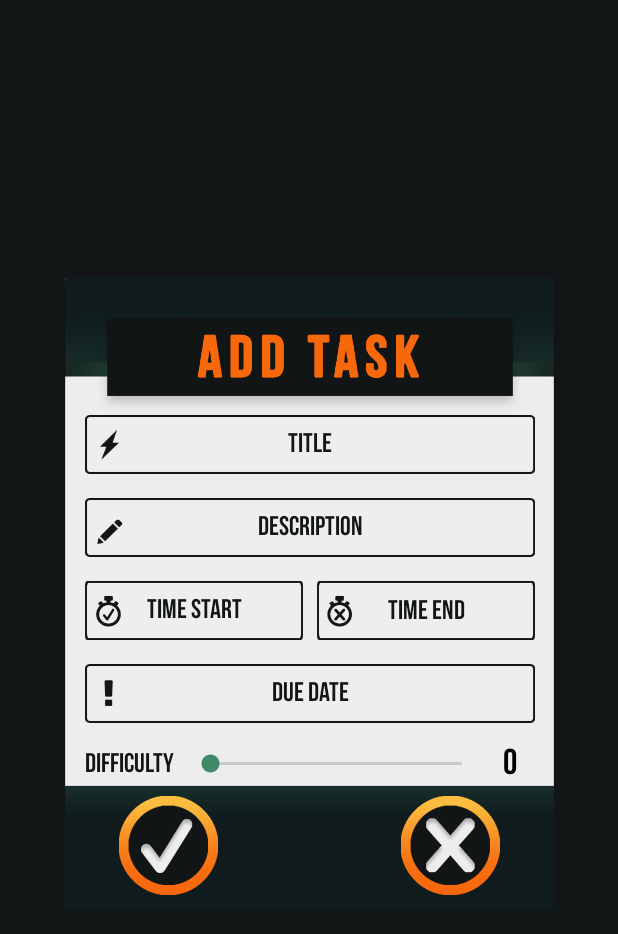
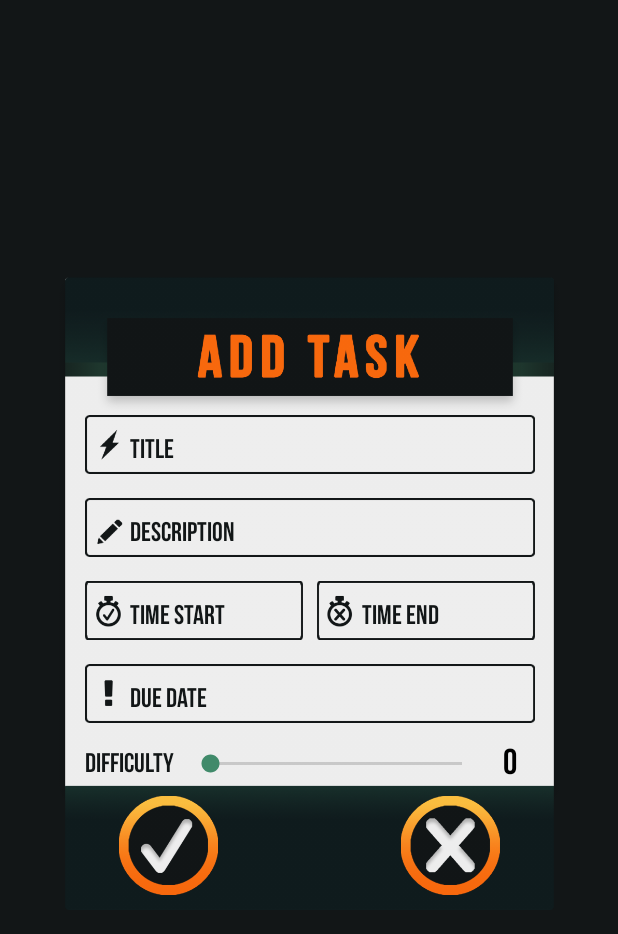
Before and after one commit to jeremysantillan/RPLIFE, an Android app: the AddTask screen opened directly, with no data from a screen before it, on a phone screen of 412 x 824 dp. Shown: the top 934 px of the screen. Run offline under Robolectric (Android 15) with nearby library versions, the light colour scheme and no system bars.

```diff
--- a/app/src/main/AndroidManifest.xml
+++ b/app/src/main/AndroidManifest.xml
@@ -4,7 +4,7 @@
 
     <application
         android:allowBackup="true"
-        android:icon="@drawable/rplifelogo"
+        android:icon="@drawable/logo_rp_life"
         android:label="@string/app_name"
         android:largeHeap="true"
         android:supportsRtl="true"
--- a/app/src/main/res/layout/activity_add_task.xml
+++ b/app/src/main/res/layout/activity_add_task.xml
@@ -46,7 +46,10 @@
         app:layout_constraintLeft_toLeftOf="@+id/imageView6"
         app:layout_constraintRight_toRightOf="@+id/imageView6"
         app:layout_constraintTop_toTopOf="@+id/imageView6"
-        android:layout_marginTop="100dp" />
+        android:layout_marginTop="100dp"
+        android:textAlignment="viewStart"
+        android:paddingLeft="30dp"
+        android:paddingTop="7dp" />
 
     <com.example.dobit.rplife.Home.BebasEditText
         android:layout_width="300dp"
@@ -64,7 +67,10 @@
         app:layout_constraintTop_toBottomOf="@+id/etTitle"
         android:layout_height="39dp"
         app:layout_constraintLeft_toLeftOf="@+id/imageView6"
-        app:layout_constraintRight_toRightOf="@+id/imageView6" />
+        app:layout_constraintRight_toRightOf="@+id/imageView6"
+        android:paddingLeft="30dp"
+        android:textAlignment="textStart"
+        android:paddingTop="7dp" />
 
     <com.example.dobit.rplife.Home.BebasEditText
         android:inputType="time"
@@ -83,7 +89,10 @@
         app:layout_constraintTop_toBottomOf="@+id/etDesc"
         app:layout_constraintLeft_toLeftOf="@+id/imageView6"
         android:layout_marginStart="20dp"
-        android:layout_marginLeft="20dp" />
+        android:layout_marginLeft="20dp"
+        android:paddingLeft="30dp"
+        android:textAlignment="textStart"
+        android:paddingTop="7dp" />
 
     <com.example.dobit.rplife.Home.BebasEditText
         android:inputType="time"
@@ -96,14 +105,16 @@
         android:textColorHint="@color/colorPrimaryDark"
         android:layout_alignBaseline="@+id/etTimeStart"
         android:layout_alignBottom="@+id/etTimeStart"
-        android:text="TIME END"
         android:layout_height="39dp"
         android:layout_width="145dp"
         android:layout_marginTop="16dp"
         app:layout_constraintTop_toBottomOf="@+id/etDesc"
         app:layout_constraintRight_toRightOf="@+id/imageView6"
         android:layout_marginEnd="19dp"
-        android:layout_marginRight="19dp" />
+        android:layout_marginRight="19dp"
+        android:paddingLeft="30dp"
+        android:textAlignment="textStart"
+        android:paddingTop="7dp" />
 
 
     <com.example.dobit.rplife.Home.BebasTextView
@@ -136,7 +147,10 @@
         android:layout_marginTop="16dp"
         app:layout_constraintTop_toBottomOf="@+id/etTimeEnd"
         app:layout_constraintLeft_toLeftOf="@+id/imageView6"
-        app:layout_constraintRight_toRightOf="@+id/imageView6" />
+        app:layout_constraintRight_toRightOf="@+id/imageView6"
+        android:paddingLeft="30dp"
+        android:textAlignment="viewStart"
+        android:paddingTop="7dp" />
 
     <SeekBar
         android:layout_width="200dp"
@@ -184,7 +198,8 @@
         app:layout_constraintTop_toBottomOf="@+id/etDueDate"
         app:layout_constraintRight_toRightOf="@+id/imageView6"
         android:layout_marginEnd="20dp"
-        android:layout_marginRight="20dp" />
+        android:layout_marginRight="20dp"
+      />
 
 
 </android.support.constraint.ConstraintLayout>
```
Also changed, not shown: app/src/main/res/layout/activity_login.xml (+11 -6 lines), app/src/main/res/layout/activity_new_skill.xml (+28 -9 lines), app/src/main/res/drawable-hdpi/logo_rp_life.png (added), app/src/main/res/drawable-hdpi/new_skill_dialog.png (added), app/src/main/res/drawable-mdpi/logo_rp_life.png (added), app/src/main/res/drawable-mdpi/new_skill_dialog.png (added), app/src/main/res/drawable-xhdpi/new_skill_dialog.png (added), app/src/main/res/drawable-xxhdpi/new_skill_dialog.png (added), app/src/main/res/drawable-xxxhdpi/new_skill_dialog.png (added), 3 other files.
